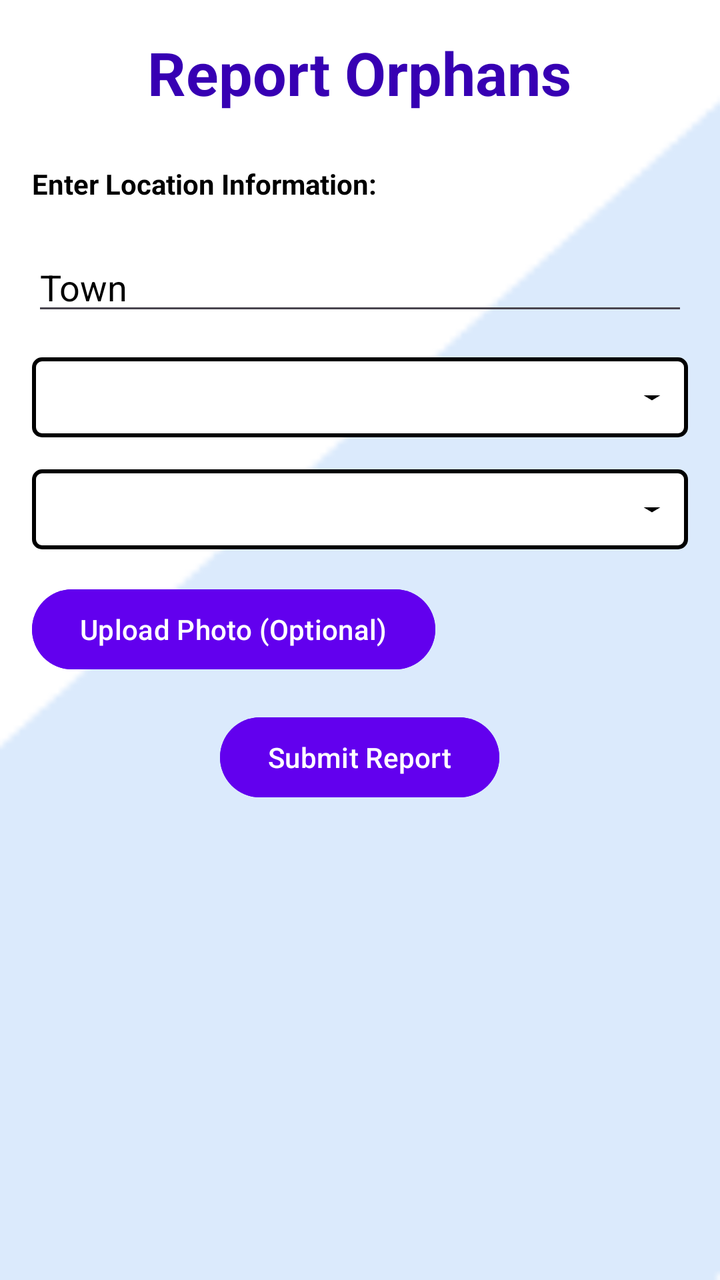
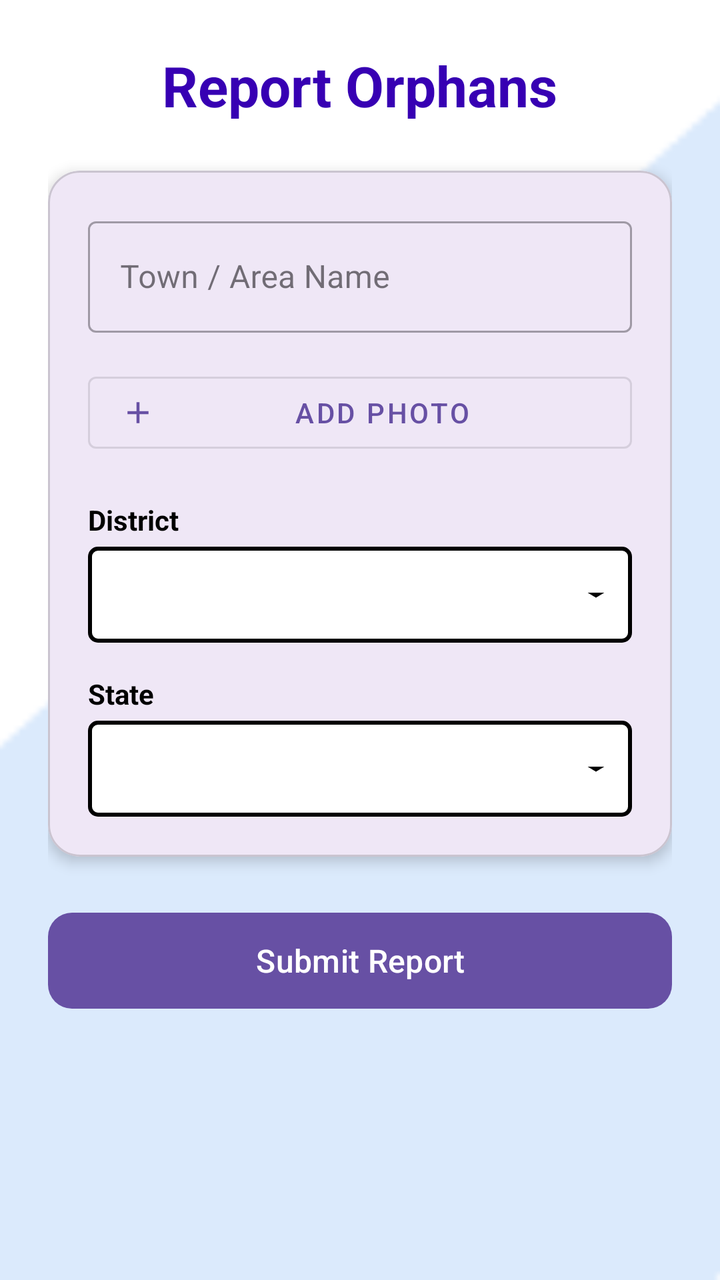

Screens rendered from an Android XML layout before and after an edit, with the pre-edit source and the edit as a unified diff.
<!-- AndroidManifest.xml: application theme Theme.Orphans -->
<!-- res/layout/fragment_report_orphan.xml -->
<layout xmlns:android="http://schemas.android.com/apk/res/android">
    <LinearLayout
        android:layout_width="match_parent"
        android:layout_height="match_parent"
        android:orientation="vertical"
        android:padding="16dp"
        android:background="@drawable/donor">

        <TextView
            android:id="@+id/textViewReport"
            android:layout_width="wrap_content"
            android:layout_height="wrap_content"
            android:text="Report Orphans"
            android:layout_gravity="center"
            android:textColor="@color/colorPrimaryDark"
            android:textStyle="bold"
            android:textSize="30sp"
            android:paddingBottom="16dp" />

        <TextView
            android:layout_width="wrap_content"
            android:layout_height="wrap_content"
            android:text="Enter Location Information:"
            android:layout_marginTop="10dp"
            android:textColor="@color/black"
            android:textStyle="bold"/>

        <EditText
            android:id="@+id/editTextTown"
            android:layout_width="match_parent"
            android:layout_marginTop="20dp"
            android:layout_height="wrap_content"
            android:hint="Town"
            android:textColorHint="@color/black"/>

        <Spinner
            android:id="@+id/districtSpinner"
            android:layout_width="match_parent"
            android:layout_height="40dp"
            android:background="@drawable/spinner_background"
            android:layout_marginTop="16dp"/>

        <Spinner
            android:id="@+id/stateSpinner"
            android:layout_width="match_parent"
            android:layout_height="40dp"
            android:background="@drawable/spinner_background"
            android:layout_marginTop="16dp"/>

        <Button
            android:id="@+id/buttonUploadPhoto"
            android:layout_width="wrap_content"
            android:layout_height="wrap_content"
            android:layout_marginTop="16dp"
            android:backgroundTint="@color/colorPrimary"
            android:text="Upload Photo (Optional)" />

        <ImageView
            android:id="@+id/imageViewPhotoPreview"
            android:layout_width="match_parent"
            android:layout_height="200dp"
            android:layout_marginTop="8dp"
            android:scaleType="centerCrop"
            android:visibility="gone" />

        <Button
            android:id="@+id/buttonSubmitReport"
            android:layout_width="wrap_content"
            android:layout_height="wrap_content"
            android:layout_marginTop="16dp"
            android:layout_gravity="center"
            android:text="Submit Report"
            android:backgroundTint="@color/colorPrimary"/>
    </LinearLayout>
</layout>
<!-- resources referenced by this layout -->
<resources>
  <color name="black">#FF000000</color>
  <color name="colorPrimary">#6200EE</color>
  <color name="colorPrimaryDark">#3700B3</color>
  <!-- drawable donor: png bitmap (drawable, 863 bytes) -->
  <!-- drawable spinner_background (drawable) -->
  <layer-list xmlns:android="http://schemas.android.com/apk/res/android">
  
      
      <item>
          <shape
              android:shape="rectangle">
              <solid android:color="@android:color/white"/>
              <stroke
                  android:width="2dp"
                  android:color="@color/black"/>
              <corners android:radius="4dp"/>
          </shape>
      </item>
  
      
      <item
          android:width="20dp"
          android:drawable="@drawable/spinner_arrow"
          android:gravity="end|center_vertical"
          android:right="8dp"/>
  
  
  
  </layer-list>
  <style name="Theme.Orphans" parent="Base.Theme.Orphans" />
  <!-- drawable spinner_arrow (drawable) -->
  <vector xmlns:android="http://schemas.android.com/apk/res/android"
      android:width="12dp"
      android:height="12dp"
      android:viewportWidth="24"
      android:viewportHeight="24">
      <path
          android:fillColor="@color/black"
          android:pathData="M7 10l5 5 5-5z"/>
  </vector>
  <style name="Base.Theme.Orphans" parent="Theme.Material3.DayNight.NoActionBar">
          
          
      </style>
</resources>

<!-- the commit's change to res/layout/fragment_report_orphan.xml (unified diff, before → after) -->
@@ -1,75 +1,138 @@
-<layout xmlns:android="http://schemas.android.com/apk/res/android">
-    <LinearLayout
+<?xml version="1.0" encoding="utf-8"?>
+<layout xmlns:android="http://schemas.android.com/apk/res/android"
+    xmlns:app="http://schemas.android.com/apk/res-auto">
+    <androidx.core.widget.NestedScrollView
         android:layout_width="match_parent"
         android:layout_height="match_parent"
-        android:orientation="vertical"
-        android:padding="16dp"
+        android:fillViewport="true"
         android:background="@drawable/donor">
 
-        <TextView
-            android:id="@+id/textViewReport"
-            android:layout_width="wrap_content"
+        <androidx.constraintlayout.widget.ConstraintLayout
+            android:layout_width="match_parent"
             android:layout_height="wrap_content"
-            android:text="Report Orphans"
-            android:layout_gravity="center"
-            android:textColor="@color/colorPrimaryDark"
-            android:textStyle="bold"
-            android:textSize="30sp"
-            android:paddingBottom="16dp" />
+            android:padding="24dp">
 
-        <TextView
-            android:layout_width="wrap_content"
-            android:layout_height="wrap_content"
-            android:text="Enter Location Information:"
-            android:layout_marginTop="10dp"
-            android:textColor="@color/black"
-            android:textStyle="bold"/>
+            <TextView
+                android:id="@+id/textViewReport"
+                android:layout_width="wrap_content"
+                android:layout_height="wrap_content"
+                android:text="Report Orphans"
+                android:textColor="@color/colorPrimaryDark"
+                android:textStyle="bold"
+                android:textSize="28sp"
+                app:layout_constraintTop_toTopOf="parent"
+                app:layout_constraintStart_toStartOf="parent"
+                app:layout_constraintEnd_toEndOf="parent" />
 
-        <EditText
-            android:id="@+id/editTextTown"
-            android:layout_width="match_parent"
-            android:layout_marginTop="20dp"
-            android:layout_height="wrap_content"
-            android:hint="Town"
-            android:textColorHint="@color/black"/>
+            <com.google.android.material.card.MaterialCardView
+                android:id="@+id/cardForm"
+                android:layout_width="match_parent"
+                android:layout_height="wrap_content"
+                android:layout_marginTop="24dp"
+                app:cardCornerRadius="16dp"
+                app:cardElevation="4dp"
+                app:layout_constraintTop_toBottomOf="@id/textViewReport">
 
-        <Spinner
-            android:id="@+id/districtSpinner"
-            android:layout_width="match_parent"
-            android:layout_height="40dp"
-            android:background="@drawable/spinner_background"
-            android:layout_marginTop="16dp"/>
+                <LinearLayout
+                    android:layout_width="match_parent"
+                    android:layout_height="wrap_content"
+                    android:orientation="vertical"
+                    android:padding="20dp">
 
-        <Spinner
-            android:id="@+id/stateSpinner"
-            android:layout_width="match_parent"
-            android:layout_height="40dp"
-            android:background="@drawable/spinner_background"
-            android:layout_marginTop="16dp"/>
+                    <com.google.android.material.textfield.TextInputLayout
+                        style="@style/Widget.MaterialComponents.TextInputLayout.OutlinedBox"
+                        android:layout_width="match_parent"
+                        android:layout_height="wrap_content"
+                        android:hint="Town / Area Name">
 
-        <Button
-            android:id="@+id/buttonUploadPhoto"
-            android:layout_width="wrap_content"
-            android:layout_height="wrap_content"
-            android:layout_marginTop="16dp"
-            android:backgroundTint="@color/colorPrimary"
-            android:text="Upload Photo (Optional)" />
+                        <com.google.android.material.textfield.TextInputEditText
+                            android:id="@+id/editTextTown"
+                            android:layout_width="match_parent"
+                            android:layout_height="wrap_content"
+                            android:inputType="textCapWords" />
+                    </com.google.android.material.textfield.TextInputLayout>
 
-        <ImageView
-            android:id="@+id/imageViewPhotoPreview"
-            android:layout_width="match_parent"
-            android:layout_height="200dp"
-            android:layout_marginTop="8dp"
-            android:scaleType="centerCrop"
-            android:visibility="gone" />
+                    <com.google.android.material.button.MaterialButton
+                        android:id="@+id/buttonUploadPhoto"
+                        style="@style/Widget.MaterialComponents.Button.OutlinedButton"
+                        android:layout_width="match_parent"
+                        android:layout_height="wrap_content"
+                        android:layout_marginTop="16dp"
+                        android:text="Add Photo"
+                        app:icon="@drawable/ic_add" />
 
-        <Button
-            android:id="@+id/buttonSubmitReport"
-            android:layout_width="wrap_content"
-            android:layout_height="wrap_content"
-            android:layout_marginTop="16dp"
-            android:layout_gravity="center"
-            android:text="Submit Report"
-            android:backgroundTint="@color/colorPrimary"/>
-    </LinearLayout>
+                    <com.google.android.material.card.MaterialCardView
+                        android:id="@+id/imageCard"
+                        android:layout_width="80dp"
+                        android:layout_height="80dp"
+                        android:layout_marginTop="12dp"
+                        android:layout_gravity="center_horizontal"
+                        android:visibility="gone"
+                        app:cardCornerRadius="8dp"
+                        app:cardElevation="2dp"
+                        app:strokeWidth="1dp"
+                        app:strokeColor="#EEEEEE">
+
+                        <ImageView
+                            android:id="@+id/imageViewPhotoPreview"
+                            android:layout_width="match_parent"
+                            android:layout_height="match_parent"
+                            android:scaleType="centerCrop" />
+                    </com.google.android.material.card.MaterialCardView>
+
+                    <TextView
+                        android:layout_width="wrap_content"
+                        android:layout_height="wrap_content"
+                        android:text="District"
+                        android:layout_marginTop="20dp"
+                        android:textColor="@color/black"
+                        android:textStyle="bold" />
+
+                    <Spinner
+                        android:id="@+id/districtSpinner"
+                        android:layout_width="match_parent"
+                        android:layout_height="48dp"
+                        android:layout_marginTop="4dp"
+                        android:background="@drawable/spinner_background" />
+
+                    <TextView
+                        android:layout_width="wrap_content"
+                        android:layout_height="wrap_content"
+                        android:text="State"
+                        android:layout_marginTop="16dp"
+                        android:textColor="@color/black"
+                        android:textStyle="bold" />
+
+                    <Spinner
+                        android:id="@+id/stateSpinner"
+                        android:layout_width="match_parent"
+                        android:layout_height="48dp"
+                        android:layout_marginTop="4dp"
+                        android:background="@drawable/spinner_background" />
+
+                </LinearLayout>
+            </com.google.android.material.card.MaterialCardView>
+
+            <com.google.android.material.button.MaterialButton
+                android:id="@+id/buttonSubmitReport"
+                android:layout_width="match_parent"
+                android:layout_height="56dp"
+                android:layout_marginTop="24dp"
+                android:text="Submit Report"
+                android:textSize="16sp"
+                app:cornerRadius="12dp"
+                app:layout_constraintTop_toBottomOf="@id/cardForm" />
+
+            <ProgressBar
+                android:id="@+id/progressBar"
+                android:layout_width="wrap_content"
+                android:layout_height="wrap_content"
+                android:visibility="gone"
+                app:layout_constraintTop_toTopOf="parent"
+                app:layout_constraintBottom_toBottomOf="parent"
+                app:layout_constraintStart_toStartOf="parent"
+                app:layout_constraintEnd_toEndOf="parent" />
+
+        </androidx.constraintlayout.widget.ConstraintLayout>
+    </androidx.core.widget.NestedScrollView>
 </layout>
<!-- resource entries referenced after the edit -->
@@ -1,10 +1,22 @@
 <!-- resources referenced by this layout -->
 <resources>
   <color name="black">#FF000000</color>
-  <color name="colorPrimary">#6200EE</color>
   <color name="colorPrimaryDark">#3700B3</color>
   <!-- drawable donor: png bitmap (drawable, 863 bytes) -->
+  <!-- drawable ic_add (drawable) -->
+  <?xml version="1.0" encoding="utf-8"?>
+  <vector xmlns:android="http://schemas.android.com/apk/res/android"
+      android:height="24dp"
+      android:tint="#000000"
+      android:viewportHeight="24"
+      android:viewportWidth="24"
+      android:width="24dp">
+      <path
+          android:fillColor="@android:color/white"
+          android:pathData="M19,13h-6v6h-2v-6H5v-2h6V5h2v6h6v2z"/>
+  </vector>
   <!-- drawable spinner_background (drawable) -->
+  <?xml version="1.0" encoding="utf-8"?>
   <layer-list xmlns:android="http://schemas.android.com/apk/res/android">
   
       
@@ -26,11 +38,10 @@
           android:gravity="end|center_vertical"
           android:right="8dp"/>
   
-  
-  
   </layer-list>
   <style name="Theme.Orphans" parent="Base.Theme.Orphans" />
   <!-- drawable spinner_arrow (drawable) -->
+  <?xml version="1.0" encoding="utf-8"?>
   <vector xmlns:android="http://schemas.android.com/apk/res/android"
       android:width="12dp"
       android:height="12dp"
